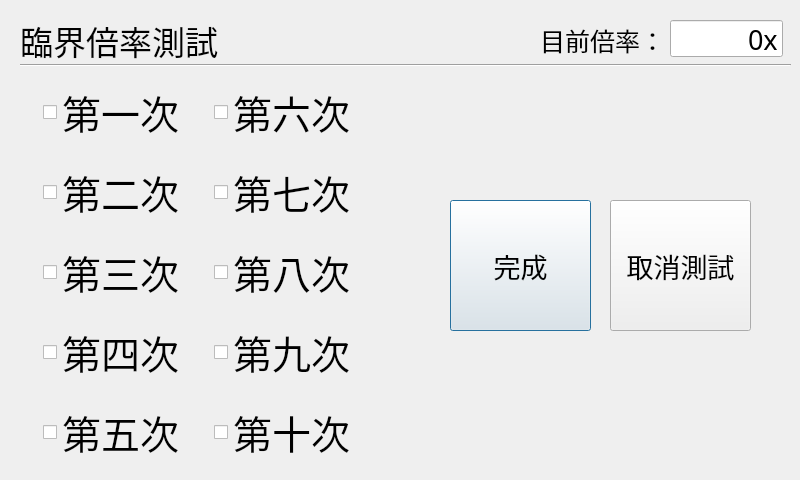
Before: the Qt Designer form mnd401/sub_1.ui in NUUEO/motor_control, drawn with Qt 5.
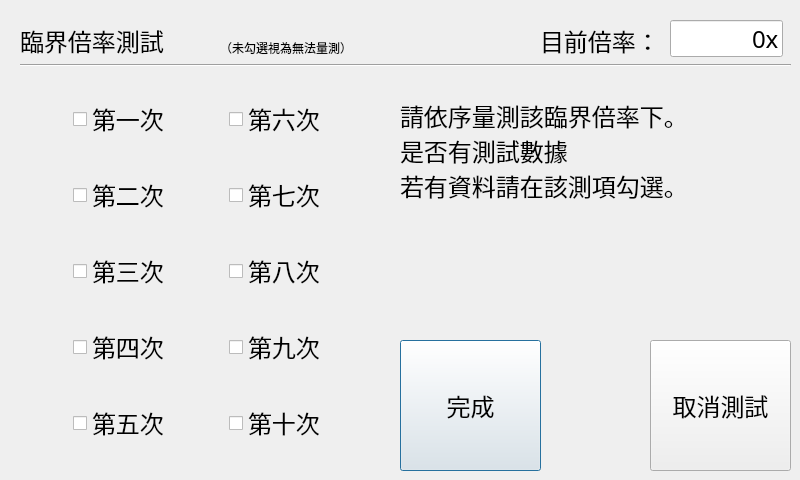
After: the same form once the commit is applied.

Commit message: 修改sub_1.ui 內容說明文件

```diff
--- a/mnd401/sub_1.ui
+++ b/mnd401/sub_1.ui
@@ -22,11 +22,6 @@
      <height>405</height>
     </rect>
    </property>
-   <property name="font">
-    <font>
-     <family>Noto Sans CJK TC Medium</family>
-    </font>
-   </property>
    <layout class="QGridLayout" name="gridLayout">
     <item row="0" column="0">
      <widget class="QCheckBox" name="checkBox_1">
@@ -38,7 +33,8 @@
       </property>
       <property name="font">
        <font>
-        <pointsize>29</pointsize>
+        <family>Noto Sans CJK TC Medium</family>
+        <pointsize>18</pointsize>
        </font>
       </property>
       <property name="text">
@@ -56,7 +52,8 @@
       </property>
       <property name="font">
        <font>
-        <pointsize>29</pointsize>
+        <family>Noto Sans CJK TC Medium</family>
+        <pointsize>18</pointsize>
        </font>
       </property>
       <property name="text">
@@ -74,7 +71,8 @@
       </property>
       <property name="font">
        <font>
-        <pointsize>29</pointsize>
+        <family>Noto Sans CJK TC Medium</family>
+        <pointsize>18</pointsize>
        </font>
       </property>
       <property name="text">
@@ -92,7 +90,8 @@
       </property>
       <property name="font">
        <font>
-        <pointsize>29</pointsize>
+        <family>Noto Sans CJK TC Medium</family>
+        <pointsize>18</pointsize>
        </font>
       </property>
       <property name="text">
@@ -110,7 +109,8 @@
       </property>
       <property name="font">
        <font>
-        <pointsize>29</pointsize>
+        <family>Noto Sans CJK TC Medium</family>
+        <pointsize>18</pointsize>
        </font>
       </property>
       <property name="text">
@@ -128,7 +128,8 @@
       </property>
       <property name="font">
        <font>
-        <pointsize>29</pointsize>
+        <family>Noto Sans CJK TC Medium</family>
+        <pointsize>18</pointsize>
        </font>
       </property>
       <property name="text">
@@ -146,7 +147,8 @@
       </property>
       <property name="font">
        <font>
-        <pointsize>29</pointsize>
+        <family>Noto Sans CJK TC Medium</family>
+        <pointsize>18</pointsize>
        </font>
       </property>
       <property name="text">
@@ -164,7 +166,8 @@
       </property>
       <property name="font">
        <font>
-        <pointsize>29</pointsize>
+        <family>Noto Sans CJK TC Medium</family>
+        <pointsize>18</pointsize>
        </font>
       </property>
       <property name="text">
@@ -182,7 +185,8 @@
       </property>
       <property name="font">
        <font>
-        <pointsize>29</pointsize>
+        <family>Noto Sans CJK TC Medium</family>
+        <pointsize>18</pointsize>
        </font>
       </property>
       <property name="text">
@@ -200,7 +204,8 @@
       </property>
       <property name="font">
        <font>
-        <pointsize>29</pointsize>
+        <family>Noto Sans CJK TC Medium</family>
+        <pointsize>18</pointsize>
        </font>
       </property>
       <property name="text">
@@ -219,11 +224,6 @@
      <height>31</height>
     </rect>
    </property>
-   <property name="font">
-    <font>
-     <family>Noto Sans CJK TC Medium</family>
-    </font>
-   </property>
    <property name="orientation">
     <enum>Qt::Horizontal</enum>
    </property>
@@ -233,14 +233,14 @@
     <rect>
      <x>20</x>
      <y>20</y>
-     <width>361</width>
+     <width>521</width>
      <height>41</height>
     </rect>
    </property>
    <property name="font">
     <font>
      <family>Noto Sans CJK TC Medium</family>
-     <pointsize>25</pointsize>
+     <pointsize>18</pointsize>
     </font>
    </property>
    <property name="text">
@@ -259,7 +259,7 @@
    <property name="font">
     <font>
      <family>Noto Sans CJK TC Medium</family>
-     <pointsize>19</pointsize>
+     <pointsize>18</pointsize>
     </font>
    </property>
    <property name="text">
@@ -278,7 +278,7 @@
    <property name="font">
     <font>
      <family>Noto Sans CJK TC Medium</family>
-     <pointsize>20</pointsize>
+     <pointsize>18</pointsize>
     </font>
    </property>
    <property name="text">
@@ -291,8 +291,8 @@
   <widget class="QPushButton" name="Done">
    <property name="geometry">
     <rect>
-     <x>450</x>
-     <y>200</y>
+     <x>400</x>
+     <y>340</y>
      <width>141</width>
      <height>131</height>
     </rect>
@@ -300,7 +300,7 @@
    <property name="font">
     <font>
      <family>Noto Sans CJK TC Medium</family>
-     <pointsize>20</pointsize>
+     <pointsize>18</pointsize>
     </font>
    </property>
    <property name="text">
@@ -310,8 +310,8 @@
   <widget class="QPushButton" name="Cancel">
    <property name="geometry">
     <rect>
-     <x>610</x>
-     <y>200</y>
+     <x>650</x>
+     <y>340</y>
      <width>141</width>
      <height>131</height>
     </rect>
@@ -319,13 +319,53 @@
    <property name="font">
     <font>
      <family>Noto Sans CJK TC Medium</family>
-     <pointsize>20</pointsize>
+     <pointsize>18</pointsize>
     </font>
    </property>
    <property name="text">
     <string>取消測試</string>
    </property>
   </widget>
+  <widget class="QLabel" name="label_3">
+   <property name="geometry">
+    <rect>
+     <x>400</x>
+     <y>80</y>
+     <width>381</width>
+     <height>141</height>
+    </rect>
+   </property>
+   <property name="font">
+    <font>
+     <family>Noto Sans CJK TC Medium</family>
+     <pointsize>18</pointsize>
+    </font>
+   </property>
+   <property name="autoFillBackground">
+    <bool>true</bool>
+   </property>
+   <property name="text">
+    <string>請依序量測該臨界倍率下。
+是否有測試數據
+若有資料請在該測項勾選。</string>
+   </property>
+   <property name="scaledContents">
+    <bool>true</bool>
+   </property>
+  </widget>
+  <widget class="QLabel" name="label_4">
+   <property name="geometry">
+    <rect>
+     <x>220</x>
+     <y>40</y>
+     <width>161</width>
+     <height>16</height>
+    </rect>
+   </property>
+   <property name="text">
+    <string>（未勾選視為無法量測）</string>
+   </property>
+  </widget>
  </widget>
  <resources/>
  <connections/>
```
Left out of the diff: 4 changed lines with no effect on the pictures.
